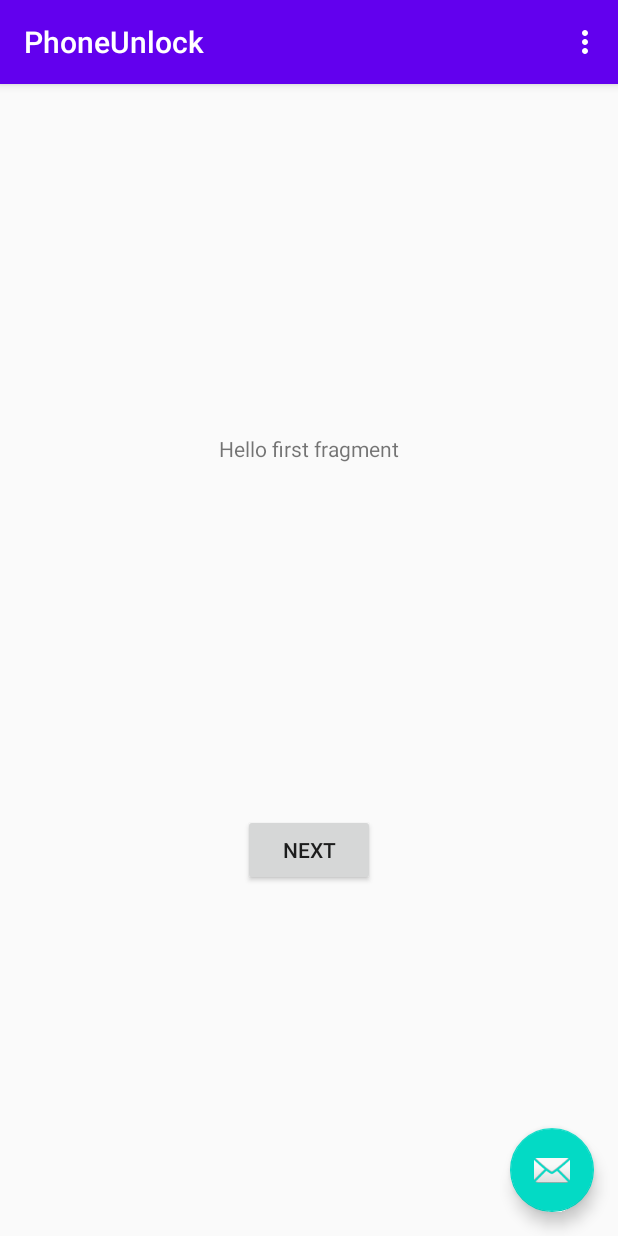
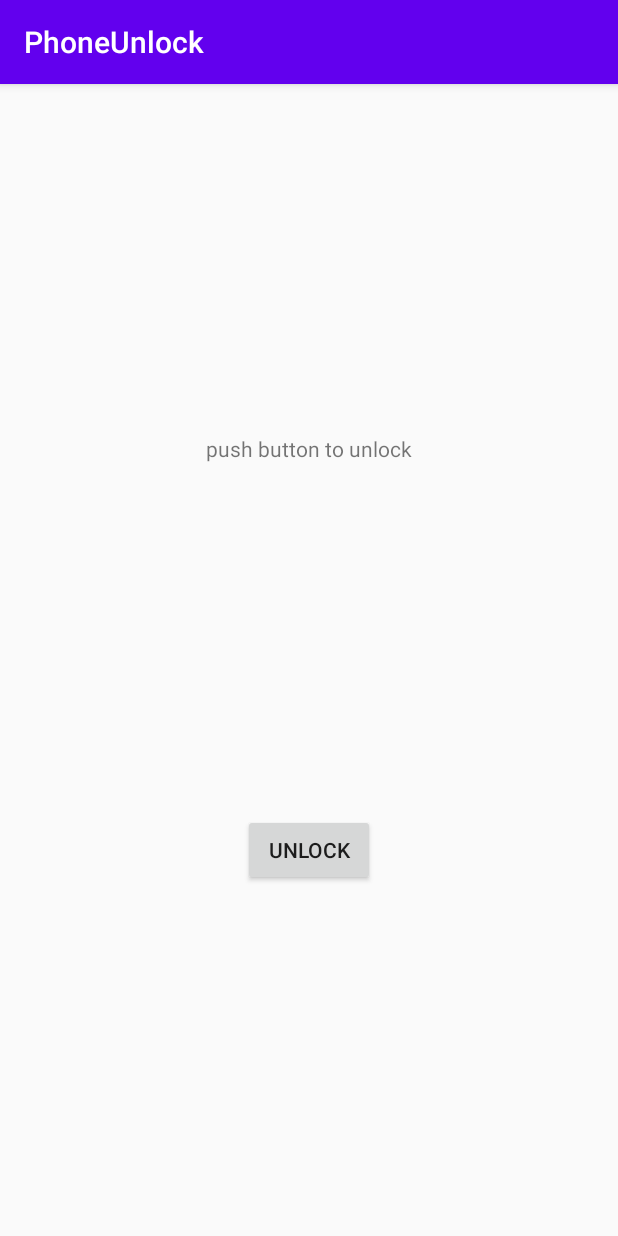
Before and after one commit to mitchgoertzen/Phone_Unlock, an Android app: the screen it shows after launch (MainActivity), on a phone screen of 412 x 824 dp. Run offline under Robolectric (Android 15) with nearby library versions, the phone set to English and light mode, and no system bars.

Commit message:
change app screens

```diff
--- a/app/src/main/java/com/example/phoneunlock/FirstFragment.java
+++ b/app/src/main/java/com/example/phoneunlock/FirstFragment.java
@@ -26,8 +26,7 @@ public class FirstFragment extends Fragment {
         view.findViewById(R.id.button_first).setOnClickListener(new View.OnClickListener() {
             @Override
             public void onClick(View view) {
-                NavHostFragment.findNavController(FirstFragment.this)
-                        .navigate(R.id.action_FirstFragment_to_SecondFragment);
+                System.exit(0);
             }
         });
     }
--- a/app/src/main/java/com/example/phoneunlock/MainActivity.java
+++ b/app/src/main/java/com/example/phoneunlock/MainActivity.java
@@ -20,36 +20,5 @@ public class MainActivity extends AppCompatActivity {
         setContentView(R.layout.activity_main);
         Toolbar toolbar = findViewById(R.id.toolbar);
         setSupportActionBar(toolbar);
-
-        FloatingActionButton fab = findViewById(R.id.fab);
-        fab.setOnClickListener(new View.OnClickListener() {
-            @Override
-            public void onClick(View view) {
-                Snackbar.make(view, "Replace with your own action", Snackbar.LENGTH_LONG)
-                        .setAction("Action", null).show();
-            }
-        });
-    }
-
-    @Override
-    public boolean onCreateOptionsMenu(Menu menu) {
-        // Inflate the menu; this adds items to the action bar if it is present.
-        getMenuInflater().inflate(R.menu.menu_main, menu);
-        return true;
-    }
-
-    @Override
-    public boolean onOptionsItemSelected(MenuItem item) {
-        // Handle action bar item clicks here. The action bar will
-        // automatically handle clicks on the Home/Up button, so long
-        // as you specify a parent activity in AndroidManifest.xml.
-        int id = item.getItemId();
-
-        //noinspection SimplifiableIfStatement
-        if (id == R.id.action_settings) {
-            return true;
-        }
-
-        return super.onOptionsItemSelected(item);
     }
 }
--- a/app/src/main/res/layout/activity_main.xml
+++ b/app/src/main/res/layout/activity_main.xml
@@ -22,12 +22,4 @@
 
     <include layout="@layout/content_main" />
 
-    <com.google.android.material.floatingactionbutton.FloatingActionButton
-        android:id="@+id/fab"
-        android:layout_width="wrap_content"
-        android:layout_height="wrap_content"
-        android:layout_gravity="bottom|end"
-        android:layout_margin="@dimen/fab_margin"
-        app:srcCompat="@android:drawable/ic_dialog_email" />
-
 </androidx.coordinatorlayout.widget.CoordinatorLayout>
--- a/app/src/main/res/layout/fragment_first.xml
+++ b/app/src/main/res/layout/fragment_first.xml
@@ -5,12 +5,11 @@
     android:layout_width="match_parent"
     android:layout_height="match_parent"
     tools:context=".FirstFragment">
-
     <TextView
         android:id="@+id/textview_first"
         android:layout_width="wrap_content"
         android:layout_height="wrap_content"
-        android:text="@string/hello_first_fragment"
+        android:text="push button to unlock"
         app:layout_constraintBottom_toTopOf="@id/button_first"
         app:layout_constraintEnd_toEndOf="parent"
         app:layout_constraintStart_toStartOf="parent"
@@ -20,9 +19,11 @@
         android:id="@+id/button_first"
         android:layout_width="wrap_content"
         android:layout_height="wrap_content"
-        android:text="@string/next"
+        android:text="unlock"
         app:layout_constraintBottom_toBottomOf="parent"
         app:layout_constraintEnd_toEndOf="parent"
         app:layout_constraintStart_toStartOf="parent"
         app:layout_constraintTop_toBottomOf="@id/textview_first" />
+
+
 </androidx.constraintlayout.widget.ConstraintLayout>
```
Also changed, not shown: app/src/main/res/layout/content_main.xml (line endings or trailing spaces).
